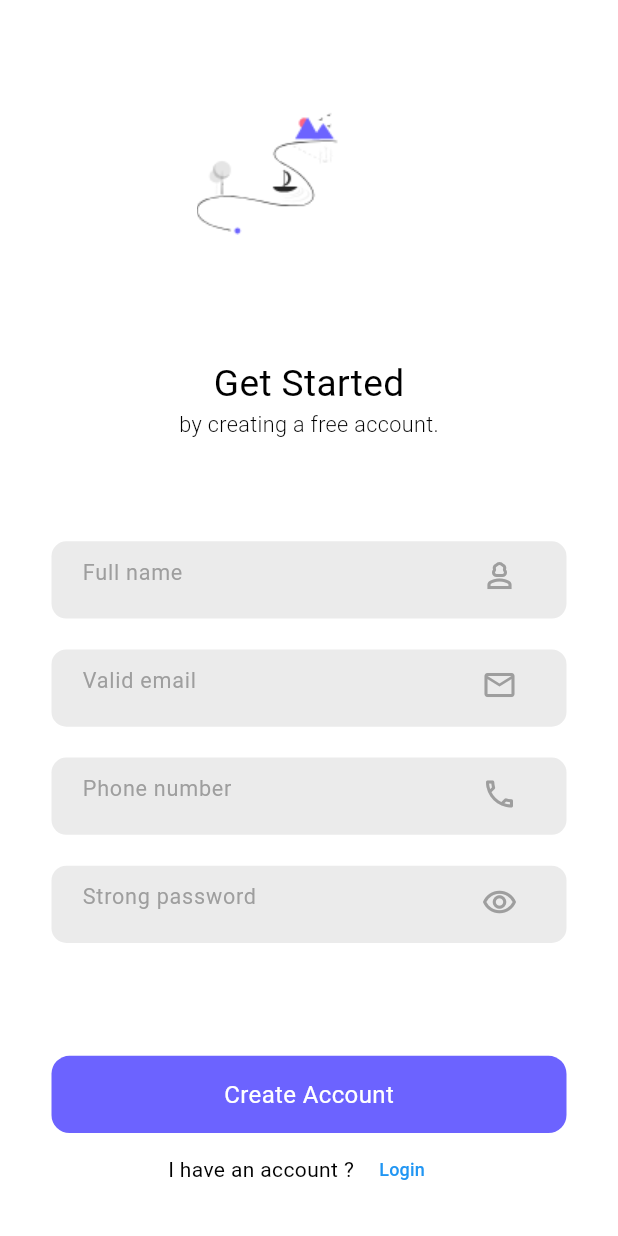
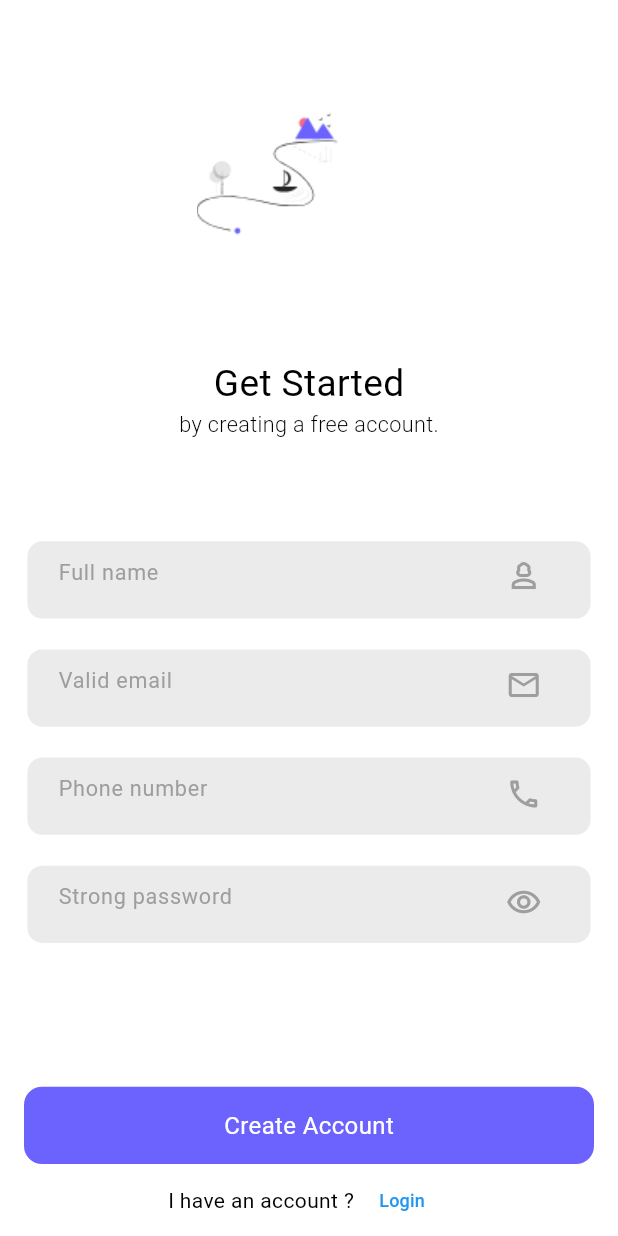
Before and after one commit to yousef2256/onbording1_app, a Flutter app: the screen it shows after launch, after a tap on "Register Now", on a phone screen of 412 x 824 dp. Run offline on Flutter 3.47's test engine with Material 3 defaults, Android fonts, the phone set to English and light mode, and no system bars; our stand-ins replace flutter_screenutil, flutter_svg_provider.

Commit message:
yousef
final login screen

```diff
--- a/lib/UI/register_page/registerpage.dart
+++ b/lib/UI/register_page/registerpage.dart
@@ -87,7 +87,7 @@ class RegisterPage extends StatelessWidget {
               ),
               //Login Button at the Bottom
               Padding(
-                padding: EdgeInsets.only(bottom: 20.h),
+                padding: const EdgeInsets.symmetric(horizontal: 16),
                 child: Column(
                   children: [
                     CustomeBotton(
@@ -102,7 +102,9 @@ class RegisterPage extends StatelessWidget {
                       children: [
                         const Text("I have an account ?"),
                         TextButton(
-                          onPressed: () {},
+                          onPressed: () {
+                            context.pushNamed(Routs.SignInPage);
+                          },
                           child: const Text(
                             "Login",
                             style: TextStyle(
--- a/lib/UI/sign_in_page/signinpage.dart
+++ b/lib/UI/sign_in_page/signinpage.dart
@@ -65,9 +65,7 @@ class SignInPage extends StatelessWidget {
                               ),
                             ),
                             //forget password TextButton
-                            Padding(
-                              padding: EdgeInsets.symmetric(horizontal: 10.w),
-                              child: Row(
+                            Row(
                               mainAxisAlignment: MainAxisAlignment.end,
                               children: [
                                 TextButton(
@@ -82,7 +80,6 @@ class SignInPage extends StatelessWidget {
                                 ),
                               ],
                             ),
-                            ),
                           ],
                         ),
                       ],
@@ -91,15 +88,16 @@ class SignInPage extends StatelessWidget {
                 ),
               ),
               //Login Button at the Bottom
+              Column(
+                children: [
                   Padding(
-                padding: EdgeInsets.only(bottom: 20.h),
-                child: Column(
-                  children: [
-                    CustomeBotton(
+                    padding: const EdgeInsets.symmetric(horizontal: 16),
+                    child: CustomeBotton(
                       onpressd: () {
                         context.pushNamed(Routs.HomePage);
                       },
                       bottontext: "Login",
+                    ),
                   ),
                   //if don't have an account & Register Button
                   Row(
@@ -122,7 +120,6 @@ class SignInPage extends StatelessWidget {
                   ),
                 ],
               ),
-              ),
             ],
           ),
         ),
--- a/lib/core/widgets/custom_textfeald.dart
+++ b/lib/core/widgets/custom_textfeald.dart
@@ -17,7 +17,7 @@ class CustomTextFeald extends StatelessWidget {
     return Padding(
       padding: EdgeInsets.only(bottom: 20.h),
       child: Container(
-        width: 300.w,
+        width: double.infinity,
         height: 50.h,
         decoration: BoxDecoration(
           borderRadius: BorderRadius.circular(10),
--- a/lib/core/widgets/custome_botton.dart
+++ b/lib/core/widgets/custome_botton.dart
@@ -12,7 +12,7 @@ class CustomeBotton extends StatelessWidget {
     return GestureDetector(
       onTap: onpressd,
       child: Container(
-        width: 300.w,
+        width: double.infinity,
         height: 50.h,
         decoration: BoxDecoration(
           color: const Color(0xFF6C63FF),
```
Lines whose indentation alone changed are shown as unchanged.
